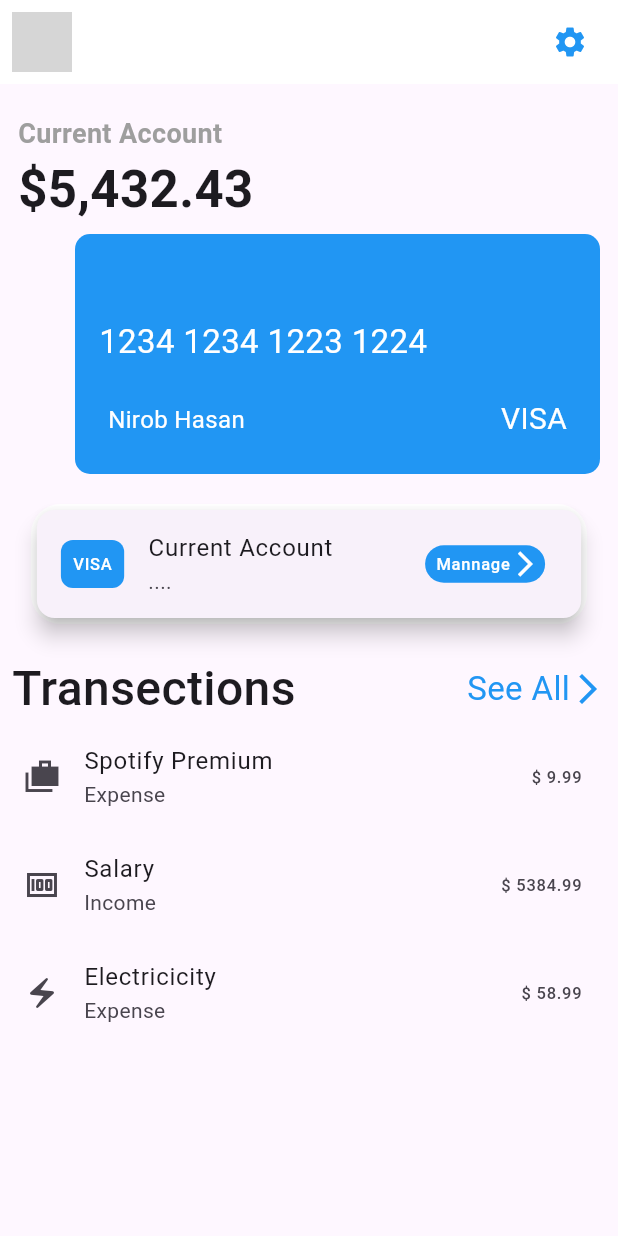
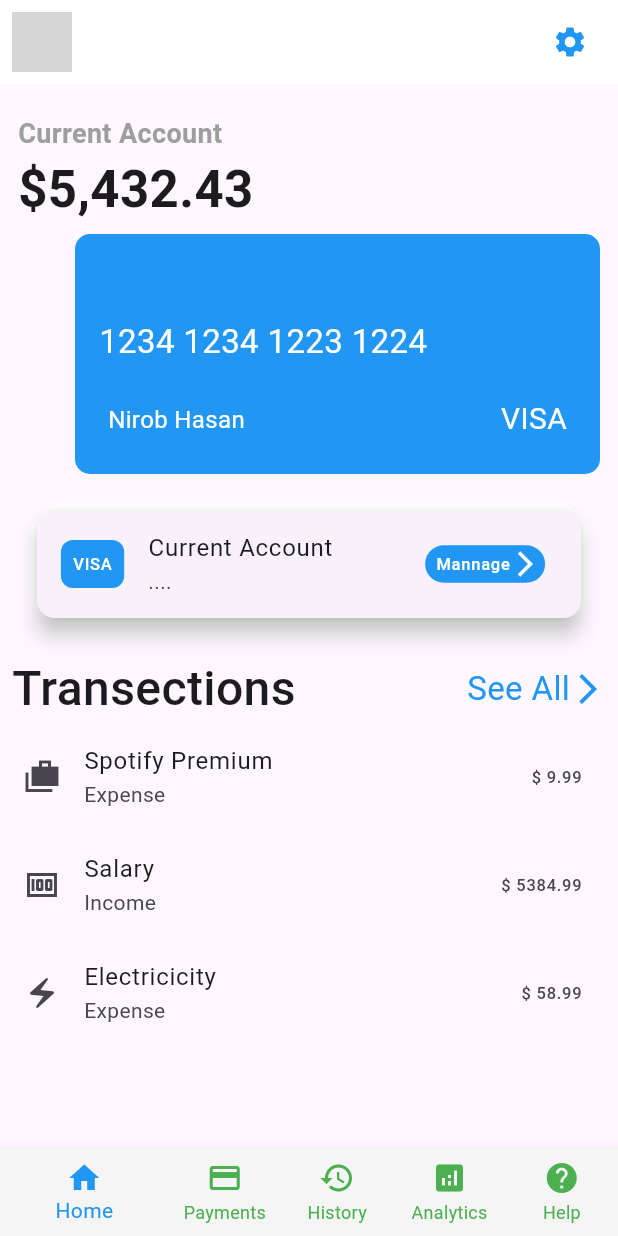
Before and after one commit to tutuldev/expense-app-with-flutter, a Flutter app: the screen it shows after launch, on a phone screen of 412 x 824 dp. Run offline on Flutter 3.47's test engine with Material 3 defaults, Android fonts, the phone set to English and light mode, and no system bars; network calls fail; grey boxes are pictures that could not be loaded.

Commit message:
button navigation with pages

```diff
--- a/lib/main.dart
+++ b/lib/main.dart
@@ -1,3 +1,4 @@
+import 'package:expense_app/main_screen.dart';
 import 'package:flutter/material.dart';
 import 'screens/my_home_screen.dart';
 
@@ -16,7 +17,8 @@ class MyApp extends StatelessWidget {
       theme: ThemeData(
         colorScheme: ColorScheme.fromSeed(seedColor: Colors.deepPurple),
       ),
-      home: const MyHomeScreen(),
+      // home: const MyHomeScreen(),
+      home: const MainScreen(),
     );
   }
 }
--- /dev/null
+++ b/lib/main_screen.dart
@@ -0,0 +1,55 @@
+import 'package:expense_app/screens/analytics_screen.dart';
+import 'package:expense_app/screens/help_screen.dart';
+import 'package:expense_app/screens/history_screen.dart';
+import 'package:expense_app/screens/my_home_screen.dart';
+import 'package:expense_app/screens/payment_screen.dart';
+import 'package:flutter/material.dart';
+
+class MainScreen extends StatefulWidget {
+  const MainScreen({super.key});
+
+  @override
+  State<MainScreen> createState() => _MainScreenState();
+}
+
+class _MainScreenState extends State<MainScreen> {
+
+int _currentIndex =0;
+List<Widget>screens = const  [
+  MyHomeScreen(),
+  PaymentScreen(),
+  HistoryScreen(),
+  AnalyticsScreen(),
+  HelpScreen(),
+];
+
+void changeIndex (int index){
+  setState(() {
+    _currentIndex= index;
+  });
+}
+
+
+
+  @override
+  Widget build(BuildContext context) {
+    return Scaffold(
+      body: screens.elementAt(_currentIndex),
+      bottomNavigationBar: BottomNavigationBar(
+          selectedItemColor: Colors.blue,
+          unselectedItemColor: Colors.green,
+          unselectedLabelStyle: TextStyle(color: Colors.green),
+          showUnselectedLabels: true,
+          items: [
+          BottomNavigationBarItem(icon: Icon(Icons.home),label: 'Home',backgroundColor: Colors.grey.shade100),
+          BottomNavigationBarItem(icon: Icon(Icons.payment),label: 'Payments'),
+          BottomNavigationBarItem(icon: Icon(Icons.history),label: 'History'),
+          BottomNavigationBarItem(icon: Icon(Icons.analytics),label: 'Analytics'),
+          BottomNavigationBarItem(icon: Icon(Icons.help),label: 'Help'),
+      ],
+      currentIndex: _currentIndex,
+        onTap:  changeIndex,
+      ),
+    );
+  }
+}
```
Also changed, not shown: lib/screens/analytics_screen.dart (added, +14 -0 lines), lib/screens/help_screen.dart (added, +15 -0 lines), lib/screens/history_screen.dart (added, +14 -0 lines), lib/screens/payment_screen.dart (added, +15 -0 lines).
